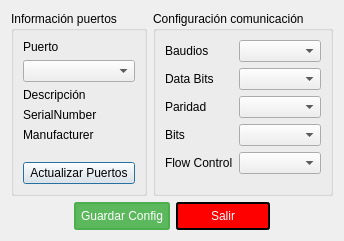
Above: ajustespuertoserial.ui from hectorda/Bio-Feedback before the change. Below: the same form after it.
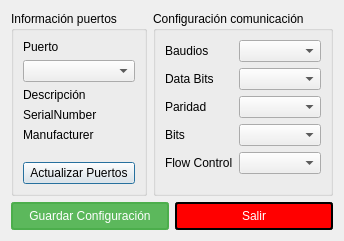
That is the form after the change. Icons and pictures are not drawn.

Diff of the .ui file:
```diff
--- a/ajustespuertoserial.ui
+++ b/ajustespuertoserial.ui
@@ -178,19 +178,6 @@
    </item>
    <item>
     <layout class="QHBoxLayout" name="horizontalLayout_2">
-     <item>
-      <spacer name="horizontalSpacer">
-       <property name="orientation">
-        <enum>Qt::Horizontal</enum>
-       </property>
-       <property name="sizeHint" stdset="0">
-        <size>
-         <width>40</width>
-         <height>20</height>
-        </size>
-       </property>
-      </spacer>
-     </item>
      <item>
       <widget class="QPushButton" name="pushButtonOK">
        <property name="styleSheet">
@@ -213,7 +200,7 @@
 }</string>
        </property>
        <property name="text">
-        <string>Guardar Config</string>
+        <string>Guardar Configuración</string>
        </property>
        <property name="default">
         <bool>false</bool>
@@ -249,19 +236,6 @@
        </property>
       </widget>
      </item>
-     <item>
-      <spacer name="horizontalSpacer_2">
-       <property name="orientation">
-        <enum>Qt::Horizontal</enum>
-       </property>
-       <property name="sizeHint" stdset="0">
-        <size>
-         <width>40</width>
-         <height>20</height>
-        </size>
-       </property>
-      </spacer>
-     </item>
     </layout>
    </item>
   </layout>
```
